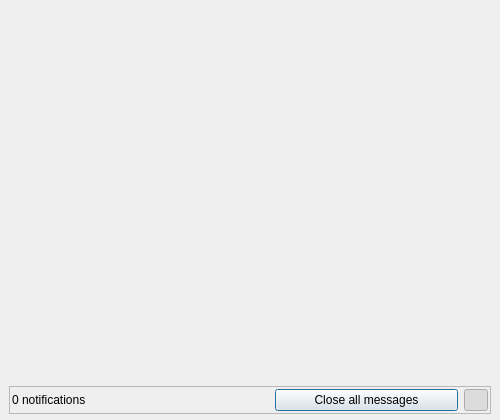
Old version of the form atlas/ui/notifications/NotificationManagerUI.ui in the repository KJNeko/Atlas.
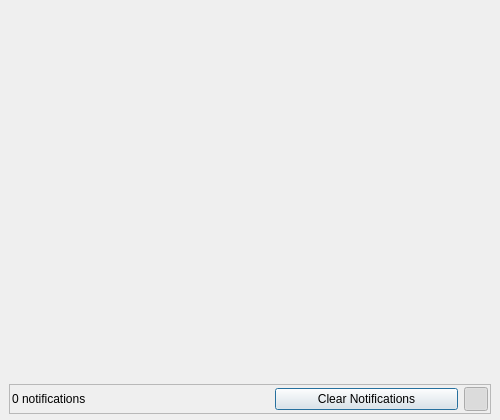
New version of the form. Icons and pictures are not drawn.

Commit message: Notification Manager Mods

```diff
--- a/atlas/ui/notifications/NotificationManagerUI.ui
+++ b/atlas/ui/notifications/NotificationManagerUI.ui
@@ -110,6 +110,12 @@
        <verstretch>0</verstretch>
       </sizepolicy>
      </property>
+     <property name="minimumSize">
+      <size>
+       <width>0</width>
+       <height>30</height>
+      </size>
+     </property>
      <property name="frameShape">
       <enum>QFrame::StyledPanel</enum>
      </property>
@@ -158,7 +164,7 @@
          </sizepolicy>
         </property>
         <property name="text">
-         <string>Close all messages</string>
+         <string>Clear Notifications</string>
         </property>
        </widget>
       </item>
@@ -180,8 +186,8 @@
         </property>
         <property name="iconSize">
          <size>
-          <width>18</width>
-          <height>18</height>
+          <width>14</width>
+          <height>14</height>
          </size>
         </property>
         <property name="checkable">
```
Left out of the diff: 4 changed lines with no effect on the pictures. The commit also changes 5 other files.
